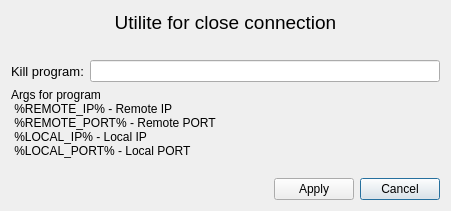
Above: setupUtiliteKill.ui from admsasha/qnetstatview before the change. Below: the same form after it.
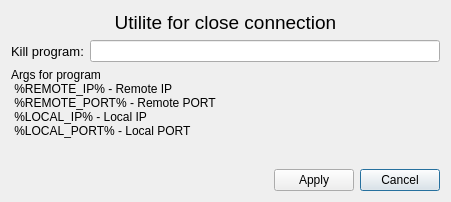
That is the form after the change.

Commit message: resize setupUtiliteKill

```diff
--- a/setupUtiliteKill.ui
+++ b/setupUtiliteKill.ui
@@ -7,14 +7,21 @@
     <x>0</x>
     <y>0</y>
     <width>451</width>
-    <height>211</height>
+    <height>202</height>
    </rect>
   </property>
   <property name="windowTitle">
    <string notr="true">Dialog</string>
   </property>
   <layout class="QGridLayout" name="gridLayout">
-   <item row="7" column="0">
+   <item row="8" column="3">
+    <widget class="QPushButton" name="pushButton">
+     <property name="text">
+      <string>Cancel</string>
+     </property>
+    </widget>
+   </item>
+   <item row="8" column="0">
     <spacer name="horizontalSpacer">
      <property name="orientation">
       <enum>Qt::Horizontal</enum>
@@ -27,6 +34,28 @@
      </property>
     </spacer>
    </item>
+   <item row="8" column="2">
+    <widget class="QPushButton" name="pushButton_2">
+     <property name="text">
+      <string>Apply</string>
+     </property>
+    </widget>
+   </item>
+   <item row="0" column="0" colspan="4">
+    <widget class="QLabel" name="label_2">
+     <property name="font">
+      <font>
+       <pointsize>14</pointsize>
+      </font>
+     </property>
+     <property name="text">
+      <string>Utilite for close connection</string>
+     </property>
+     <property name="alignment">
+      <set>Qt::AlignHCenter|Qt::AlignTop</set>
+     </property>
+    </widget>
+   </item>
    <item row="6" column="0" colspan="4">
     <widget class="QLabel" name="label_3">
      <property name="text">
@@ -42,35 +71,6 @@
      </property>
     </widget>
    </item>
-   <item row="7" column="3">
-    <widget class="QPushButton" name="pushButton">
-     <property name="text">
-      <string>Cancel</string>
-     </property>
-    </widget>
-   </item>
-   <item row="0" column="0" colspan="4">
-    <widget class="QLabel" name="label_2">
-     <property name="font">
-      <font>
-       <pointsize>14</pointsize>
-      </font>
-     </property>
-     <property name="text">
-      <string>Utilite for close connection</string>
-     </property>
-     <property name="alignment">
-      <set>Qt::AlignHCenter|Qt::AlignTop</set>
-     </property>
-    </widget>
-   </item>
-   <item row="7" column="2">
-    <widget class="QPushButton" name="pushButton_2">
-     <property name="text">
-      <string>Apply</string>
-     </property>
-    </widget>
-   </item>
    <item row="5" column="0" colspan="4">
     <layout class="QHBoxLayout" name="horizontalLayout">
      <item>
@@ -90,6 +90,19 @@
      </item>
     </layout>
    </item>
+   <item row="7" column="0">
+    <spacer name="verticalSpacer">
+     <property name="orientation">
+      <enum>Qt::Vertical</enum>
+     </property>
+     <property name="sizeHint" stdset="0">
+      <size>
+       <width>20</width>
+       <height>40</height>
+      </size>
+     </property>
+    </spacer>
+   </item>
   </layout>
  </widget>
  <resources/>
```
The commit also changes 1 other file.
